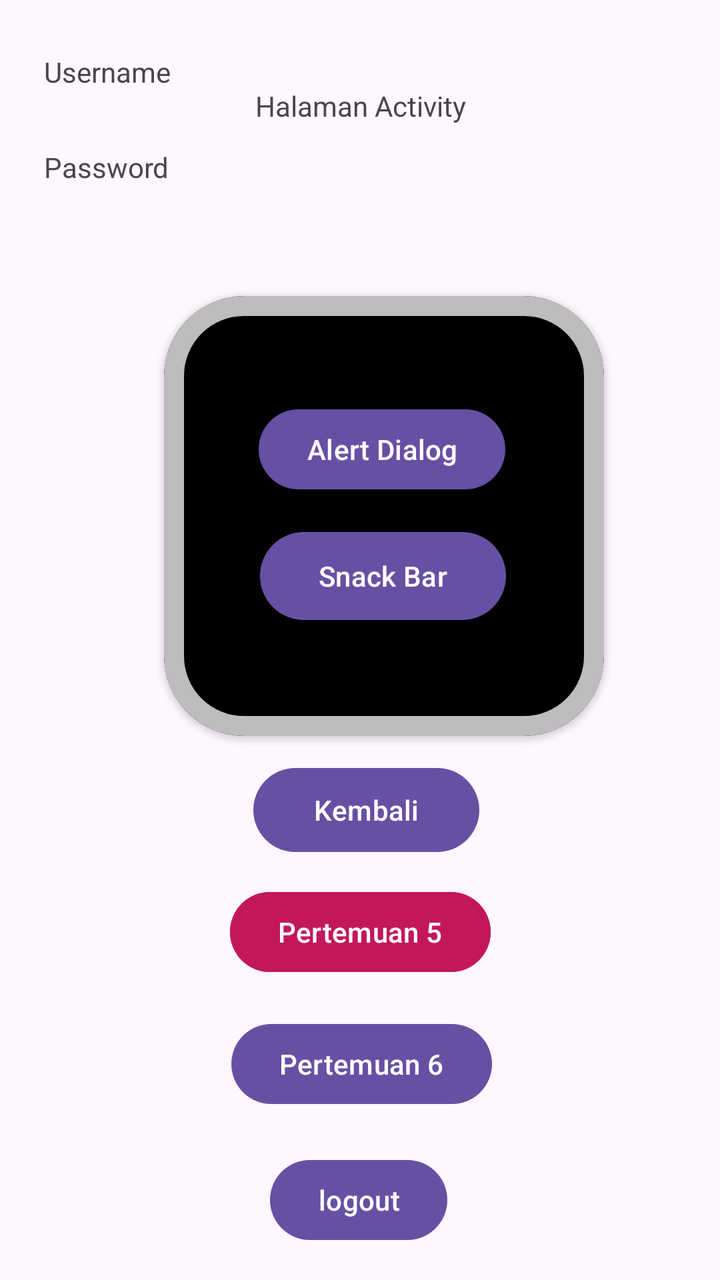
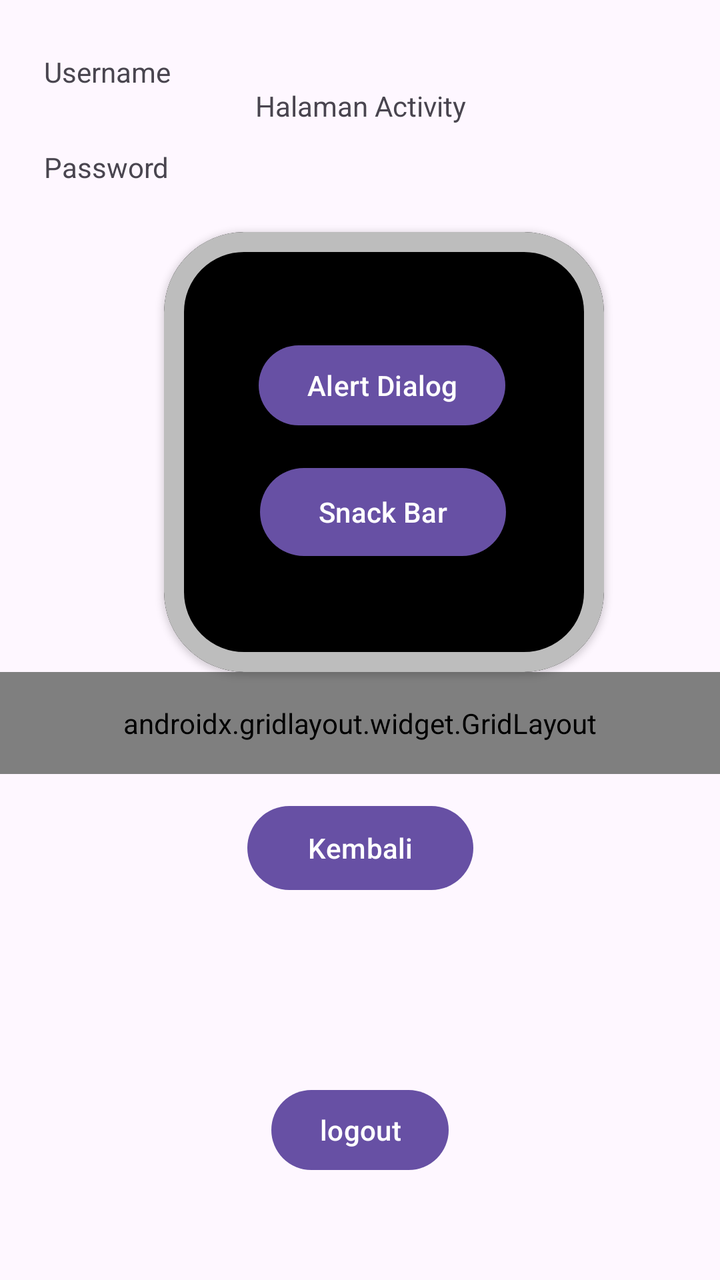

Before-and-after screenshots of an Android layout around one commit, followed by the original layout XML and the change that was made.
<!-- AndroidManifest.xml: application theme Theme.Iqbal_3TIB -->
<!-- res/layout/fragment_home.xml -->
<?xml version="1.0" encoding="utf-8"?>
<androidx.constraintlayout.widget.ConstraintLayout xmlns:android="http://schemas.android.com/apk/res/android"
    xmlns:tools="http://schemas.android.com/tools"
    android:layout_width="match_parent"
    android:layout_height="match_parent"
    xmlns:app="http://schemas.android.com/apk/res-auto"
    tools:context=".Home.HomeFragment">


    <TextView
        android:id="@+id/txtUsername"
        android:layout_width="86dp"
        android:layout_height="47dp"
        android:layout_marginTop="20dp"
        android:text="Username"
        app:layout_constraintBottom_toTopOf="@+id/txtPassword"
        app:layout_constraintEnd_toEndOf="parent"
        app:layout_constraintHorizontal_bias="0.08"
        app:layout_constraintStart_toStartOf="parent"
        app:layout_constraintTop_toTopOf="parent"
        app:layout_constraintVertical_bias="0.897" />

    <TextView
        android:id="@+id/txtPassword"
        android:layout_width="86dp"
        android:layout_height="38dp"
        android:layout_marginBottom="528dp"
        android:text="Password"
        app:layout_constraintBottom_toBottomOf="parent"
        app:layout_constraintEnd_toEndOf="parent"
        app:layout_constraintHorizontal_bias="0.08"
        app:layout_constraintStart_toStartOf="parent" />

    <TextView
        android:id="@+id/textView7"
        android:layout_width="wrap_content"
        android:layout_height="wrap_content"
        android:text="Halaman Activity"
        app:layout_constraintBottom_toBottomOf="parent"
        app:layout_constraintEnd_toEndOf="parent"
        app:layout_constraintHorizontal_bias="0.501"
        app:layout_constraintStart_toStartOf="parent"
        app:layout_constraintTop_toTopOf="parent"
        app:layout_constraintVertical_bias="0.07" />


    <com.google.android.material.card.MaterialCardView
        android:id="@+id/materialCardView"
        android:layout_width="220dp"
        android:layout_height="220dp"
        android:layout_marginTop="4dp"
        android:backgroundTint="#000"
        app:cardBackgroundColor="#D7D7D7"
        app:cardElevation="2dp"
        app:strokeColor="#BDBDBD"
        app:strokeWidth="10dp"
        app:cardCornerRadius="40dp"
        app:layout_constraintBottom_toBottomOf="parent"
        app:layout_constraintEnd_toEndOf="parent"
        app:layout_constraintHorizontal_bias="0.586"
        app:layout_constraintStart_toStartOf="parent"
        app:layout_constraintTop_toBottomOf="@+id/txtPassword"
        app:layout_constraintVertical_bias="0.105">


        <androidx.constraintlayout.widget.ConstraintLayout
            android:layout_width="match_parent"
            android:layout_height="match_parent"
            android:layout_margin="10dp">

            <Button
                android:id="@+id/AlertDialog"
                android:layout_width="wrap_content"
                android:layout_height="wrap_content"
                android:text="Alert Dialog"
                app:layout_constraintBottom_toTopOf="@+id/SnackBar"
                app:layout_constraintEnd_toEndOf="parent"
                app:layout_constraintHorizontal_bias="0.489"
                app:layout_constraintStart_toStartOf="parent"
                app:layout_constraintTop_toTopOf="parent"
                app:layout_constraintVertical_bias="0.763"
                tools:ignore="MissingConstraints" />

            <Button
                android:id="@+id/SnackBar"
                android:layout_width="123dp"
                android:layout_height="52dp"
                android:layout_marginBottom="44dp"
                android:text="Snack Bar"
                app:layout_constraintBottom_toBottomOf="parent"
                app:layout_constraintEnd_toEndOf="parent"
                app:layout_constraintHorizontal_bias="0.494"
                app:layout_constraintStart_toStartOf="parent"
                tools:ignore="MissingConstraints" />
        </androidx.constraintlayout.widget.ConstraintLayout>

    </com.google.android.material.card.MaterialCardView>

    <Button
        android:id="@+id/btnKembali"
        android:layout_width="113dp"
        android:layout_height="50dp"
        android:text="Kembali"
        app:layout_constraintBottom_toBottomOf="parent"
        app:layout_constraintEnd_toEndOf="parent"
        app:layout_constraintHorizontal_bias="0.513"
        app:layout_constraintStart_toStartOf="parent"
        app:layout_constraintTop_toBottomOf="@+id/materialCardView"
        app:layout_constraintVertical_bias="0.054" />

    <Button
        android:id="@+id/btnToLima"
        android:layout_width="wrap_content"
        android:layout_height="wrap_content"
        android:layout_marginTop="12dp"
        android:backgroundTint="#C2185B"
        android:text="Pertemuan 5"
        app:layout_constraintEnd_toEndOf="parent"
        app:layout_constraintStart_toStartOf="parent"
        app:layout_constraintTop_toBottomOf="@+id/btnKembali" />

    <Button
        android:id="@+id/btntosix"
        android:layout_width="wrap_content"
        android:layout_height="wrap_content"
        android:layout_marginBottom="84dp"
        android:text="Pertemuan 6"
        app:layout_constraintBottom_toBottomOf="parent"
        app:layout_constraintEnd_toEndOf="parent"
        app:layout_constraintHorizontal_bias="0.503"
        app:layout_constraintStart_toStartOf="parent" />

    <Button
        android:id="@+id/btnLogout"
        android:layout_width="wrap_content"
        android:layout_height="wrap_content"
        android:layout_marginBottom="16dp"
        android:text="logout"
        app:layout_constraintBottom_toBottomOf="parent"
        app:layout_constraintEnd_toEndOf="parent"
        app:layout_constraintHorizontal_bias="0.498"
        app:layout_constraintStart_toStartOf="parent" />

</androidx.constraintlayout.widget.ConstraintLayout>
<!-- resources referenced by this layout -->
<resources>
  <style name="Theme.Iqbal_3TIB" parent="Base.Theme.Iqbal_3TIB" />
  <style name="Base.Theme.Iqbal_3TIB" parent="Theme.Material3.DayNight.NoActionBar">
          
          
      </style>
</resources>

<!-- the commit's change to res/layout/fragment_home.xml (unified diff, before → after) -->
@@ -51,16 +51,16 @@
         android:layout_marginTop="4dp"
         android:backgroundTint="#000"
         app:cardBackgroundColor="#D7D7D7"
+        app:cardCornerRadius="40dp"
         app:cardElevation="2dp"
-        app:strokeColor="#BDBDBD"
-        app:strokeWidth="10dp"
-        app:cardCornerRadius="40dp"
         app:layout_constraintBottom_toBottomOf="parent"
         app:layout_constraintEnd_toEndOf="parent"
         app:layout_constraintHorizontal_bias="0.586"
         app:layout_constraintStart_toStartOf="parent"
         app:layout_constraintTop_toBottomOf="@+id/txtPassword"
-        app:layout_constraintVertical_bias="0.105">
+        app:layout_constraintVertical_bias="0.0"
+        app:strokeColor="#BDBDBD"
+        app:strokeWidth="10dp">
 
 
         <androidx.constraintlayout.widget.ConstraintLayout
@@ -94,51 +94,91 @@
                 tools:ignore="MissingConstraints" />
         </androidx.constraintlayout.widget.ConstraintLayout>
 
+
+
     </com.google.android.material.card.MaterialCardView>
+
+    <androidx.gridlayout.widget.GridLayout
+        android:id="@+id/gridMenu"
+        android:layout_width="0dp"
+        android:layout_height="wrap_content"
+        android:padding="16dp"
+        app:columnCount="2"
+        app:useDefaultMargins="true"
+        app:layout_constraintEnd_toEndOf="parent"
+        app:layout_constraintStart_toStartOf="parent"
+        app:layout_constraintTop_toBottomOf="@+id/materialCardView">
+    <Button
+        android:id="@+id/btnToLima"
+        android:layout_width="wrap_content"
+        android:layout_height="wrap_content"
+        android:backgroundTint="#C2185B"
+        android:text="Pertemuan 5"
+        app:layout_columnWeight="1"
+        app:layout_gravity="fill_horizontal"
+        app:layout_constraintEnd_toEndOf="parent"
+        app:layout_constraintHorizontal_bias="0.546"
+        app:layout_constraintStart_toStartOf="parent"
+        app:layout_constraintTop_toBottomOf="parent" />
+
+    <Button
+        android:id="@+id/btntosix"
+        android:layout_width="wrap_content"
+        android:layout_height="wrap_content"
+        android:text="Pertemuan 6"
+        app:layout_columnWeight="1"
+        app:layout_gravity="fill_horizontal"
+        app:layout_constraintBottom_toBottomOf="parent"
+        app:layout_constraintEnd_toEndOf="parent"
+        app:layout_constraintHorizontal_bias="0.546"
+        app:layout_constraintStart_toStartOf="parent" />
+
+    <Button
+        android:id="@+id/btnToSembilan"
+        android:layout_width="wrap_content"
+        android:layout_height="wrap_content"
+        android:text="Pertemuan 9"
+        app:layout_columnWeight="1"
+        app:layout_gravity="fill_horizontal"
+        app:layout_constraintBottom_toTopOf="parent"
+        app:layout_constraintEnd_toEndOf="parent"
+        app:layout_constraintHorizontal_bias="0.575"
+        app:layout_constraintStart_toStartOf="parent"
+        app:layout_constraintTop_toBottomOf="@+id/btntosix" />
+        <Button
+            android:id="@+id/btnToSepuluh"
+            android:layout_width="wrap_content"
+            android:layout_height="wrap_content"
+            android:text="Pertemuan 10"
+            app:layout_columnWeight="1"
+            app:layout_gravity="fill_horizontal"
+            app:layout_constraintBottom_toTopOf="parent"
+            app:layout_constraintEnd_toEndOf="parent"
+            app:layout_constraintHorizontal_bias="0.575"
+            app:layout_constraintStart_toStartOf="parent"
+            app:layout_constraintTop_toBottomOf="@+id/btntosix" />
+</androidx.gridlayout.widget.GridLayout>
 
     <Button
         android:id="@+id/btnKembali"
         android:layout_width="113dp"
         android:layout_height="50dp"
+        android:layout_marginTop="12dp"
         android:text="Kembali"
-        app:layout_constraintBottom_toBottomOf="parent"
-        app:layout_constraintEnd_toEndOf="parent"
-        app:layout_constraintHorizontal_bias="0.513"
-        app:layout_constraintStart_toStartOf="parent"
-        app:layout_constraintTop_toBottomOf="@+id/materialCardView"
-        app:layout_constraintVertical_bias="0.054" />
-
-    <Button
-        android:id="@+id/btnToLima"
-        android:layout_width="wrap_content"
-        android:layout_height="wrap_content"
-        android:layout_marginTop="12dp"
-        android:backgroundTint="#C2185B"
-        android:text="Pertemuan 5"
         app:layout_constraintEnd_toEndOf="parent"
         app:layout_constraintStart_toStartOf="parent"
-        app:layout_constraintTop_toBottomOf="@+id/btnKembali" />
-
-    <Button
-        android:id="@+id/btntosix"
-        android:layout_width="wrap_content"
-        android:layout_height="wrap_content"
-        android:layout_marginBottom="84dp"
-        android:text="Pertemuan 6"
-        app:layout_constraintBottom_toBottomOf="parent"
-        app:layout_constraintEnd_toEndOf="parent"
-        app:layout_constraintHorizontal_bias="0.503"
-        app:layout_constraintStart_toStartOf="parent" />
+        app:layout_constraintTop_toBottomOf="@+id/gridMenu" />
 
     <Button
         android:id="@+id/btnLogout"
         android:layout_width="wrap_content"
         android:layout_height="wrap_content"
-        android:layout_marginBottom="16dp"
         android:text="logout"
         app:layout_constraintBottom_toBottomOf="parent"
         app:layout_constraintEnd_toEndOf="parent"
-        app:layout_constraintHorizontal_bias="0.498"
-        app:layout_constraintStart_toStartOf="parent" />
+        app:layout_constraintStart_toStartOf="parent"
+        app:layout_constraintTop_toBottomOf="@+id/btnKembali"
+        app:layout_constraintVertical_bias="0.644" />
+
 
 </androidx.constraintlayout.widget.ConstraintLayout>
